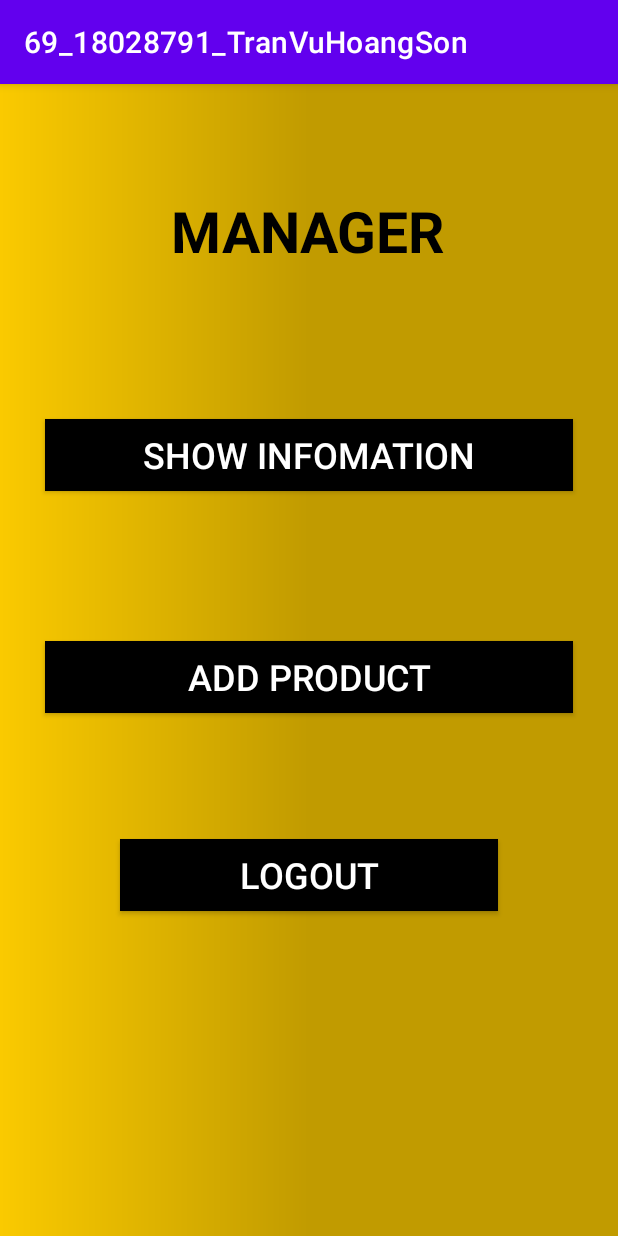
After one commit to onebabyq/Lab_Mobile, an Android app: the ManagerActivity screen opened directly, with no data from a screen before it, on a phone screen of 412 x 824 dp. The commit adds this screen. Run offline under Robolectric (Android 15) with nearby library versions, the phone set to English and light mode, and no system bars.

```diff
--- a/69_18028791_TranVuHoangSon/app/src/main/AndroidManifest.xml
+++ b/69_18028791_TranVuHoangSon/app/src/main/AndroidManifest.xml
@@ -9,7 +9,8 @@
         android:roundIcon="@mipmap/ic_launcher_round"
         android:supportsRtl="true"
         android:theme="@style/Theme.69_18028791_TranVuHoangSon">
-        <activity android:name=".TrangChuActivity"></activity>
+        <activity android:name=".ShowInfoActivity"></activity>
+        <activity android:name=".ManagerActivity" />
         <activity android:name=".RegisterActivity" />
         <activity android:name=".MainActivity">
             <intent-filter>
--- a/69_18028791_TranVuHoangSon/app/src/main/java/com/example/a69_18028791_tranvuhoangson/MainActivity.java
+++ b/69_18028791_TranVuHoangSon/app/src/main/java/com/example/a69_18028791_tranvuhoangson/MainActivity.java
@@ -66,7 +66,7 @@ public class MainActivity extends AppCompatActivity {
                     }else Toast.makeText(MainActivity.this,"Login Failed", Toast.LENGTH_SHORT);
                 }else{
                     Toast.makeText(MainActivity.this,"Login Susscessfully", Toast.LENGTH_SHORT);
-                    startActivity(new Intent(MainActivity.this,TrangChuActivity.class));
+                    startActivity(new Intent(MainActivity.this,ManagerActivity.class));
                 }
             }
         });
--- /dev/null
+++ b/69_18028791_TranVuHoangSon/app/src/main/java/com/example/a69_18028791_tranvuhoangson/ManagerActivity.java
@@ -0,0 +1,28 @@
+package com.example.a69_18028791_tranvuhoangson;
+
+import androidx.appcompat.app.AppCompatActivity;
+
+import android.content.Intent;
+import android.os.Bundle;
+import android.view.View;
+import android.widget.Button;
+
+public class ManagerActivity extends AppCompatActivity {
+    Button btnShowInfomation,btnAddProduct,btnLogOut;
+    @Override
+    protected void onCreate(Bundle savedInstanceState) {
+        super.onCreate(savedInstanceState);
+        setContentView(R.layout.activity_manager);
+
+        btnShowInfomation = (Button) findViewById(R.id.btnShowInfomation);
+        btnAddProduct = (Button) findViewById(R.id.btnAddProduct);
+        btnLogOut = (Button) findViewById(R.id.btnLogOut);
+
+        btnShowInfomation.setOnClickListener(new View.OnClickListener() {
+            @Override
+            public void onClick(View v) {
+                startActivity(new Intent(ManagerActivity.this,ShowInfoActivity.class));
+            }
+        });
+    }
+}
--- a/69_18028791_TranVuHoangSon/app/src/main/java/com/example/a69_18028791_tranvuhoangson/RegisterActivity.java
+++ b/69_18028791_TranVuHoangSon/app/src/main/java/com/example/a69_18028791_tranvuhoangson/RegisterActivity.java
@@ -60,7 +60,7 @@ public class RegisterActivity extends AppCompatActivity {
                     }
                     else{
                         Toast.makeText(RegisterActivity.this, "Dang ky thanh cong", Toast.LENGTH_SHORT).show();
-                        startActivity(new Intent(RegisterActivity.this,TrangChuActivity.class));
+                        startActivity(new Intent(RegisterActivity.this,ManagerActivity.class));
                     }
                 }
             });
--- /dev/null
+++ b/69_18028791_TranVuHoangSon/app/src/main/res/layout/activity_manager.xml
@@ -0,0 +1,78 @@
+<?xml version="1.0" encoding="utf-8"?>
+<androidx.constraintlayout.widget.ConstraintLayout xmlns:android="http://schemas.android.com/apk/res/android"
+    xmlns:app="http://schemas.android.com/apk/res-auto"
+    xmlns:tools="http://schemas.android.com/tools"
+    android:layout_width="match_parent"
+    android:layout_height="match_parent"
+    tools:context=".ManagerActivity"
+    android:background="@drawable/background_img"
+    >
+
+    <android.widget.Button
+        android:id="@+id/btnShowInfomation"
+        android:layout_width="match_parent"
+        android:layout_height="wrap_content"
+        android:layout_marginStart="30dp"
+        android:layout_marginLeft="30dp"
+        android:layout_marginEnd="30dp"
+        android:layout_marginRight="30dp"
+        android:layout_marginTop="100dp"
+        android:background="@color/black"
+        android:text="SHOW INFOMATION"
+        android:textColor="@color/white"
+        android:textSize="24sp"
+        app:layout_constraintEnd_toEndOf="parent"
+        app:layout_constraintStart_toStartOf="parent"
+        app:layout_constraintTop_toBottomOf="@+id/textView" />
+
+    <android.widget.Button
+        android:id="@+id/btnAddProduct"
+        android:layout_width="match_parent"
+        android:layout_height="wrap_content"
+        android:layout_marginStart="30dp"
+        android:layout_marginLeft="30dp"
+        android:layout_marginEnd="30dp"
+        android:layout_marginRight="30dp"
+        android:layout_marginTop="100dp"
+        android:background="@color/black"
+        android:text="ADD PRODUCT"
+        android:textColor="@color/white"
+        android:textSize="24sp"
+        app:layout_constraintEnd_toEndOf="parent"
+        app:layout_constraintHorizontal_bias="1.0"
+        app:layout_constraintStart_toStartOf="parent"
+        app:layout_constraintTop_toBottomOf="@+id/btnShowInfomation" />
+
+    <android.widget.Button
+        android:id="@+id/btnLogOut"
+        android:layout_width="match_parent"
+        android:layout_height="wrap_content"
+        android:layout_marginStart="80dp"
+        android:layout_marginLeft="80dp"
+        android:layout_marginTop="232dp"
+        android:layout_marginEnd="80dp"
+        android:layout_marginRight="50dp"
+        android:background="@color/black"
+        android:text="LOGOUT"
+        android:textColor="@color/white"
+        android:textSize="24sp"
+        app:layout_constraintEnd_toEndOf="parent"
+        app:layout_constraintHorizontal_bias="1.0"
+        app:layout_constraintStart_toStartOf="parent"
+        app:layout_constraintTop_toBottomOf="@+id/btnShowInfomation" />
+
+    <TextView
+        android:id="@+id/textView"
+        android:layout_width="wrap_content"
+        android:layout_height="wrap_content"
+        android:layout_marginTop="72dp"
+
+        android:text="MANAGER"
+        android:textColor="@color/black"
+        android:textSize="38sp"
+        android:textStyle="bold"
+        app:layout_constraintEnd_toEndOf="parent"
+        app:layout_constraintHorizontal_bias="0.497"
+        app:layout_constraintStart_toStartOf="parent"
+        app:layout_constraintTop_toTopOf="parent" />
+</androidx.constraintlayout.widget.ConstraintLayout>
```
Also changed, not shown: 69_18028791_TranVuHoangSon/app/src/main/java/com/example/a69_18028791_tranvuhoangson/Product.java (added, +60 -0 lines), 69_18028791_TranVuHoangSon/app/src/main/java/com/example/a69_18028791_tranvuhoangson/ProductAdapter.java (added, +65 -0 lines), 69_18028791_TranVuHoangSon/app/src/main/java/com/example/a69_18028791_tranvuhoangson/ShowInfoActivity.java (added, +66 -0 lines), 69_18028791_TranVuHoangSon/app/src/main/java/com/example/a69_18028791_tranvuhoangson/TrangChuActivity.java (deleted, +0 -14 lines), 69_18028791_TranVuHoangSon/app/src/main/res/layout/activity_show_info.xml (added, +42 -0 lines), 69_18028791_TranVuHoangSon/app/src/main/res/layout/activity_trang_chu.xml (deleted, +0 -9 lines), 69_18028791_TranVuHoangSon/app/src/main/res/layout/line_item.xml (added, +91 -0 lines), 1 other file.
